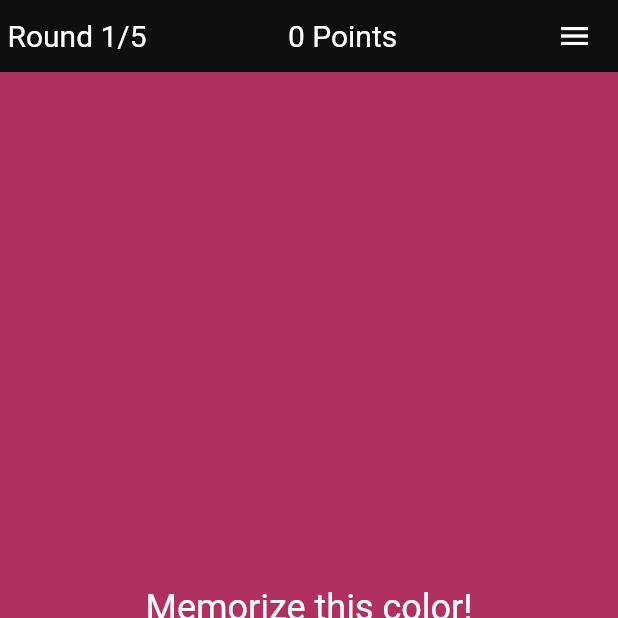
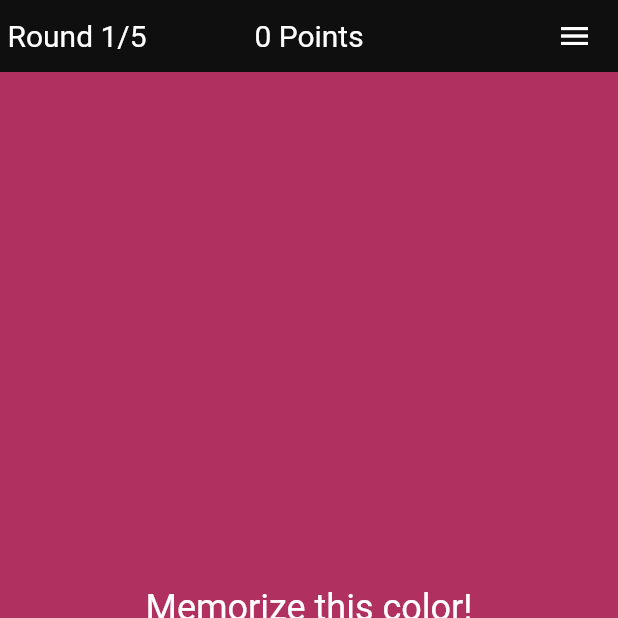
Before and after one commit to Sternair/color-quiz, a Flutter app: the screen it shows after launch, after a tap on "Start Quiz", on a phone screen of 412 x 824 dp, the top half of it. Run offline on Flutter 3.47's test engine with Material 2 defaults, Android fonts, the phone set to English and light mode, and no system bars; our stand-ins replace flutter_colorpicker, i18n_extension, shared_preferences, sqflite, webview_flutter; accounts and stored records are empty; Roboto replaces fonts that are missing (Quinngothic).

Commit message:
i18n de & en

```diff
--- a/lib/ColorQuizApp.dart
+++ b/lib/ColorQuizApp.dart
@@ -6,6 +6,8 @@ import 'package:color_quiz/widgets/settings/LegalAndImpressum.dart';
 import 'package:color_quiz/widgets/settings/ScoringInspector.dart';
 import 'package:color_quiz/widgets/settings/Settings.dart';
 import 'package:flutter/material.dart';
+import 'package:flutter_localizations/flutter_localizations.dart';
+import 'package:i18n_extension/i18n_widget.dart';
 
 class ColorQuizApp extends StatelessWidget {
   @override
@@ -14,9 +16,9 @@ class ColorQuizApp extends StatelessWidget {
       debugShowCheckedModeBanner: false,
       initialRoute: '/',
       routes: {
-        '/': (context) => Home(),
-        '/highscore': (context) => HighScore(),
-        '/settings': (context) => Settings(),
+        '/': (context) => I18n(child: Home()),
+        '/highscore': (context) => I18n(child: HighScore()),
+        '/settings': (context) => I18n(child: Settings()),
         '/settings/color-overview': (context) => ColorOverview(),
         '/settings/scoring-inspector': (context) => ScoringInspector(),
         '/settings/legal': (context) => LegalAndImpressum(),
@@ -29,6 +31,15 @@ class ColorQuizApp extends StatelessWidget {
         fontFamily: 'Quinngothic',
         textTheme: TextTheme(body1: TextStyle(fontSize: 20)),
       ),
+      localizationsDelegates: [
+        GlobalMaterialLocalizations.delegate,
+        GlobalWidgetsLocalizations.delegate,
+        GlobalCupertinoLocalizations.delegate,
+      ],
+      supportedLocales: [
+        const Locale('en'),
+        const Locale('de'),
+      ],
     );
   }
 }
--- a/lib/widgets/highscore/HighScore.dart
+++ b/lib/widgets/highscore/HighScore.dart
@@ -6,6 +6,7 @@ import 'package:color_quiz/widgets/quiz/QuizContainer.dart';
 import 'package:flutter/material.dart';
 
 import '../../db/entities/score.dart';
+import 'HighScore.i18n.dart';
 
 class HighScore extends StatefulWidget {
   @override
@@ -35,7 +36,7 @@ class HighScoreState extends State<HighScore> {
                     Expanded(child: getHighScore(snapshot.data)),
                     Center(
                       child: DefaultButton(
-                        label: 'Start Quiz',
+                        label: 'Start Quiz'.i18n,
                         onPressed: () {
                           Navigator.pop(context);
                           Navigator.of(context).push(
--- a/lib/widgets/home/Home.dart
+++ b/lib/widgets/home/Home.dart
@@ -4,6 +4,8 @@ import 'package:color_quiz/widgets/highscore/HighScore.dart';
 import 'package:color_quiz/widgets/quiz/QuizContainer.dart';
 import 'package:color_quiz/widgets/settings/Settings.dart';
 import 'package:flutter/material.dart';
+
+import 'Home.i18n.dart';
 
 class Home extends StatelessWidget {
   @override
@@ -22,7 +24,7 @@ class Home extends StatelessWidget {
                     mainAxisAlignment: MainAxisAlignment.center,
                     children: [
                       DefaultButton(
-                        label: 'Start Quiz',
+                        label: 'Start Quiz'.i18n,
                         buttonType: ButtonType.action,
                         onPressed: () {
                           Navigator.of(context).push(
@@ -50,7 +52,7 @@ class Home extends StatelessWidget {
                         },
                       ),
                       DefaultButton(
-                        label: 'Info & Settings',
+                        label: 'Info & Settings'.i18n,
                         buttonType: ButtonType.secondary,
                         onPressed: () {
                           Navigator.of(context).push(
--- a/lib/widgets/quiz/ColorPickerStateWidget.dart
+++ b/lib/widgets/quiz/ColorPickerStateWidget.dart
@@ -4,6 +4,7 @@ import 'package:flutter/material.dart';
 import 'package:flutter_colorpicker/flutter_colorpicker.dart';
 
 import '../../theme.dart';
+import 'Quiz.i18n.dart';
 
 Widget getShowColorPickerStateWidget(
     Color selectedColor, Function onColorChanged, Function onSubmitPressed) {
@@ -22,7 +23,7 @@ Widget getShowColorPickerStateWidget(
           pickerAreaHeightPercent: 1.0,
         ),
         DefaultButton(
-          label: 'Submit',
+          label: 'Select'.i18n,
           onPressed: onSubmitPressed,
           color: getHighContrastBW(selectedColor),
         ),
--- a/lib/widgets/quiz/Quiz.dart
+++ b/lib/widgets/quiz/Quiz.dart
@@ -12,6 +12,7 @@ import 'package:flutter/material.dart';
 import 'package:shared_preferences/shared_preferences.dart';
 
 import 'GameOverStateWidget.dart';
+import 'Quiz.i18n.dart';
 import 'QuizContainer.dart';
 
 class Quiz extends StatefulWidget {
@@ -52,15 +53,29 @@ class QuizState extends State<Quiz> {
                 child: Row(
                   mainAxisAlignment: MainAxisAlignment.spaceBetween,
                   children: <Widget>[
-                    Text(
-                      'Round $_round/$ROUNDS',
-                      style: TextStyle(color: Colors.white),
+                    Expanded(
+                      child: Container(
+                        child: Text(
+                          'Round'.i18n + ' $_round/$ROUNDS',
+                          style: TextStyle(color: Colors.white),
+                        ),
+                      ),
                     ),
-                    Text(
-                      '$_points Points',
-                      style: TextStyle(color: Colors.white),
+                    Expanded(
+                      child: Container(
+                        child: Text(
+                          '$_points ' + 'Points'.i18n,
+                          textAlign: TextAlign.center,
+                          style: TextStyle(color: Colors.white),
+                        ),
+                      ),
                     ),
-                    _getMenu(context),
+                    Expanded(
+                      child: Row(
+                        mainAxisAlignment: MainAxisAlignment.end,
+                        children: <Widget>[_getMenu(context)],
+                      ),
+                    ),
                   ],
                 ),
               ),
--- a/lib/widgets/quiz/QuizContainer.dart
+++ b/lib/widgets/quiz/QuizContainer.dart
@@ -1,5 +1,6 @@
 import 'package:color_quiz/ColorService.dart';
 import 'package:flutter/material.dart';
+import 'package:i18n_extension/i18n_widget.dart';
 
 import 'Quiz.dart';
 
@@ -17,7 +18,8 @@ class QuizContainerState extends State<QuizContainer> {
 
   @override
   Widget build(BuildContext context) {
-    return Container(
+    return I18n(
+      child: Container(
         child: FutureBuilder(
           future: colorServiceFuture,
           builder:
@@ -31,6 +33,7 @@ class QuizContainerState extends State<QuizContainer> {
             }
           },
         ),
+      ),
     );
   }
 }
--- a/lib/widgets/quiz/TargetColorStateWidget.dart
+++ b/lib/widgets/quiz/TargetColorStateWidget.dart
@@ -5,6 +5,7 @@ import 'package:flutter/material.dart';
 
 import '../../theme.dart';
 import '../common/DefaultButton.dart';
+import 'Quiz.i18n.dart';
 
 class TargetColorWidget extends StatefulWidget {
   final QColor targetColor;
@@ -59,7 +60,7 @@ class TargetColorWidgetState extends State<TargetColorWidget>
                 children: [
                   if (widget.currentRound == 1)
                     Text(
-                      'Memorize this color!',
+                      'Memorize this color!'.i18n,
                       style: TextStyle(
                         color: getHighContrastBW(widget.targetColor.toColor()),
                         fontSize: 24,
@@ -86,7 +87,7 @@ class TargetColorWidgetState extends State<TargetColorWidget>
                 mainAxisAlignment: MainAxisAlignment.end,
                 children: <Widget>[
                   DefaultButton(
-                    label: 'Continue',
+                    label: 'Continue'.i18n,
                     onPressed: () => widget.continueToNextStage(),
                     color: getHighContrastBW(widget.targetColor.toColor()),
                   ),
--- a/lib/widgets/settings/LegalAndImpressum.dart
+++ b/lib/widgets/settings/LegalAndImpressum.dart
@@ -1,12 +1,14 @@
 import 'package:flutter/material.dart';
 import 'package:webview_flutter/webview_flutter.dart';
+
+import 'Settings.i18n.dart';
 
 class LegalAndImpressum extends StatelessWidget {
   @override
   Widget build(BuildContext context) {
     return Scaffold(
       appBar: AppBar(
-        title: Text('Legal Notice & Privacy Policy'),
+        title: Text('Legal Notice & Privacy Policy'.i18n),
       ),
       body: Builder(
         builder: (BuildContext context) {
--- a/pubspec.yaml
+++ b/pubspec.yaml
@@ -14,10 +14,12 @@ description: Color Quiz
 version: 0.2.0+2
 
 environment:
-  sdk: ">=2.2.2 <3.0.0"
+  sdk: ">=2.6.0 <3.0.0"
 
 dependencies:
   flutter:
+    sdk: flutter
+  flutter_localizations:
     sdk: flutter
 
   auto_size_text: 2.1.0
@@ -27,6 +29,7 @@ dependencies:
   path: ^1.6.4
   shared_preferences: ^0.5.6+3
   webview_flutter: ^0.3.19+9
+  i18n_extension: ^1.3.4
 
 dev_dependencies:
   flutter_test:
```
Also changed, not shown: lib/widgets/highscore/HighScore.i18n.dart (added, +11 -0 lines), lib/widgets/home/Home.i18n.dart (added, +15 -0 lines), lib/widgets/quiz/GameOverStateWidget.dart (+5 -2 lines), lib/widgets/quiz/Quiz.i18n.dart (added, +61 -0 lines), lib/widgets/quiz/SolutionStateWidget.dart (+8 -4 lines), lib/widgets/settings/Settings.dart (+8 -6 lines), lib/widgets/settings/Settings.i18n.dart (added, +25 -0 lines), pubspec.lock. Lines whose indentation alone changed are shown as unchanged.
